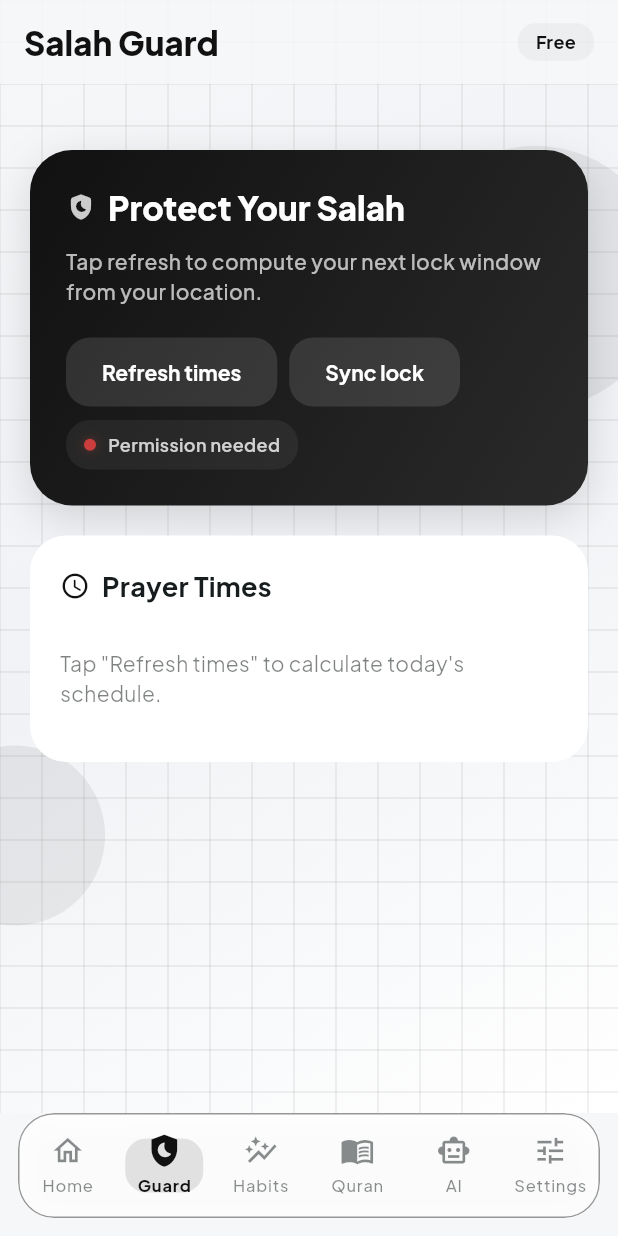
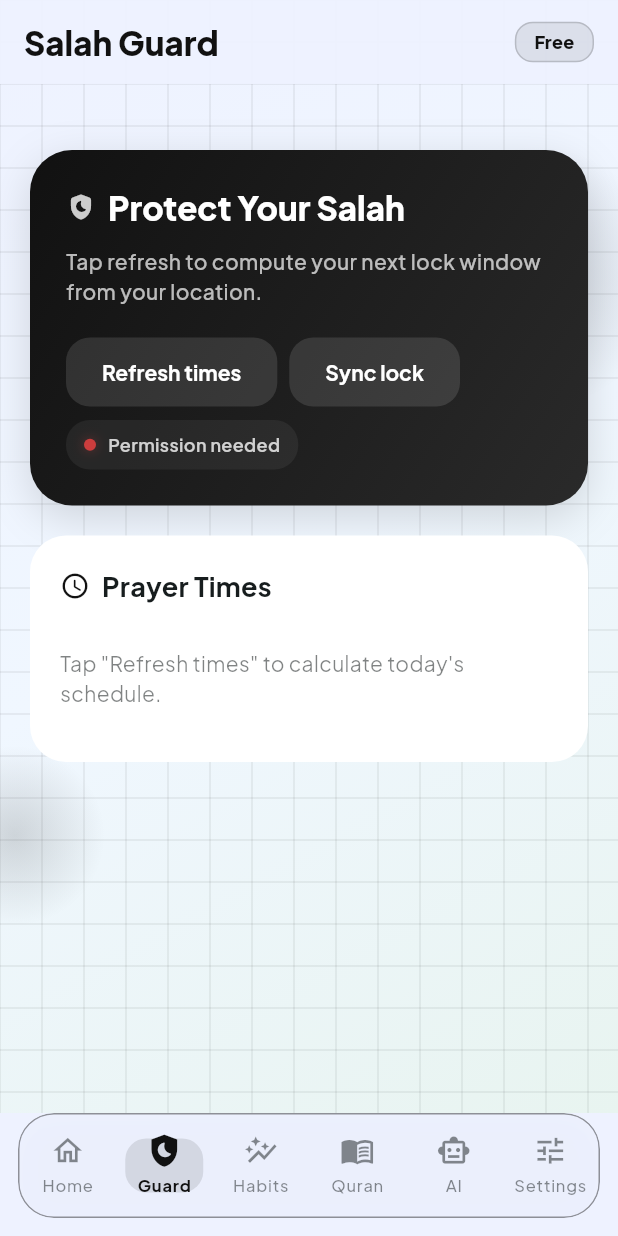
Before and after one commit to qaim-b/1deen, a Flutter app: the screen it shows after launch, after a tap on "Salah Guard", on a phone screen of 412 x 824 dp. Run offline on Flutter 3.47's test engine with Material 3 defaults, Android fonts, the phone set to English and light mode, and no system bars; our stand-ins replace geolocator, google_fonts, shared_preferences, supabase_flutter; missing offline and left inert: adhan_dart, device_calendar; accounts and stored records are empty.

Commit message:
feat(ui): premium redesign - rich backgrounds, solid cards, polished home
- Replace generic white/grey background with cool blue-indigo gradient (calm)
  and deep navy gradient (discipline) — no more generic app look
- Quick action cards: solid opaque backgrounds with accent-tinted fill,
  1.5px colored borders, accent-colored drop shadows, full-opacity text
- Hero panel: stronger gradient, proper opaque text, "Assalamu Alaikum"
  greeting, more vertical breathing room
- Status chips: visible colored border added so they read as actual chips
- System Status card: solid white/navy bg, status dot indicator, structured
  label|value rows with proper contrast
- Tip card: solid bg, icon in tinted pill container, full-contrast text
- Background orbs: RadialGradient (center glow → transparent) instead of flat
  near-invisible circle
- App bar badge (Free/Premium): stronger alpha fill + border, w800 weight
- Nav bar: calm theme color updated to match new blue-tinted background
- Dark discipline theme: pure black → deep navy (#080C10, #0F1520)

Co-Authored-By: Claude Sonnet 4.6 <noreply@anthropic.com>

```diff
--- a/app/lib/core/theme/app_colors.dart
+++ b/app/lib/core/theme/app_colors.dart
@@ -3,10 +3,10 @@ import 'package:flutter/material.dart';
 class AppColors {
   const AppColors._();
 
-  // Calm (Light): clean neutral + confidence green accent.
-  static const calmIvory = Color(0xFFF6F7F9);
-  static const calmSand = Color(0xFFE5E7EB);
-  static const calmSandLight = Color(0xFFF1F3F5);
+  // Calm (Light): cool blue-tinted base + confidence green accent.
+  static const calmIvory = Color(0xFFEEF2FF);
+  static const calmSand = Color(0xFFD4DCF0);
+  static const calmSandLight = Color(0xFFE8EEFF);
   static const calmTeal = Color(0xFF111111);
   static const calmTealLight = Color(0xFF2A2A2A);
   static const calmGold = Color(0xFF0F9D6E);
@@ -17,24 +17,24 @@ class AppColors {
   static const calmGlassWhite = Color(0x40FFFFFF);
   static const calmGlassBorder = Color(0x2AFFFFFF);
   static const calmDivider = Color(0x1A111111);
-  static const calmNavBar = Color(0xF2FFFFFF);
+  static const calmNavBar = Color(0xF0EDF1FF);
   static const calmNavIndicator = Color(0x14000000);
 
-  // Discipline (Dark): deep graphite + electric green accent.
-  static const disciplineCharcoal = Color(0xFF0A0A0A);
-  static const disciplineSlate = Color(0xFF141414);
-  static const disciplineSlateLighter = Color(0xFF212121);
+  // Discipline (Dark): deep navy + electric green accent.
+  static const disciplineCharcoal = Color(0xFF080C10);
+  static const disciplineSlate = Color(0xFF0F1520);
+  static const disciplineSlateLighter = Color(0xFF1A2333);
   static const disciplineEmber = Color(0xFF19C37D);
   static const disciplineEmberLight = Color(0xFF3CDE9A);
   static const disciplineMint = Color(0xFFB9FFD8);
   static const disciplineMintLight = Color(0xFFD9FFEC);
-  static const disciplineSurface = Color(0xFF121212);
+  static const disciplineSurface = Color(0xFF0F1520);
   static const disciplineGreen = Color(0xFF19C37D);
   static const disciplineRed = Color(0xFFFF6E6E);
   static const disciplineGlassBlack = Color(0x30000000);
   static const disciplineGlassBorder = Color(0x22FFFFFF);
   static const disciplineDivider = Color(0x22FFFFFF);
-  static const disciplineNavBar = Color(0xEE0B0B0B);
+  static const disciplineNavBar = Color(0xEE080C10);
   static const disciplineNavIndicator = Color(0x24FFFFFF);
   static const disciplineBorder = Color(0xFF2F2F2F);
 
--- a/app/lib/core/theme/app_gradients.dart
+++ b/app/lib/core/theme/app_gradients.dart
@@ -9,8 +9,8 @@ class AppGradients {
         begin: Alignment.topLeft,
         end: Alignment.bottomRight,
         colors: isDark
-            ? const [Color(0xFF0A0A0A), Color(0xFF101010), Color(0xFF151515)]
-            : const [Color(0xFFF6F7F9), Color(0xFFF0F2F5), Color(0xFFFFFFFF)],
+            ? const [Color(0xFF080C10), Color(0xFF0C1118), Color(0xFF0A0F15)]
+            : const [Color(0xFFEEF2FF), Color(0xFFF0F7FF), Color(0xFFE8F4F0)],
       );
 
   static LinearGradient heroCard({required bool isDark}) => LinearGradient(
--- a/app/lib/core/theme/app_theme.dart
+++ b/app/lib/core/theme/app_theme.dart
@@ -160,7 +160,7 @@ class AppTheme {
       scaffoldBackgroundColor: AppColors.calmIvory,
       appBarTheme: AppBarTheme(
         centerTitle: false,
-        backgroundColor: AppColors.calmIvory.withAlpha(220),
+        backgroundColor: Color(0xF0EEF2FF),
         surfaceTintColor: Colors.transparent,
         foregroundColor: AppColors.calmTeal,
         elevation: 0,
@@ -278,7 +278,7 @@ class AppTheme {
       scaffoldBackgroundColor: AppColors.disciplineCharcoal,
       appBarTheme: AppBarTheme(
         centerTitle: false,
-        backgroundColor: AppColors.disciplineCharcoal.withAlpha(230),
+        backgroundColor: Color(0xEE080C10),
         surfaceTintColor: Colors.transparent,
         elevation: 0,
         titleTextStyle: GoogleFonts.outfit(
--- a/app/lib/features/app_shell/presentation/app_shell.dart
+++ b/app/lib/features/app_shell/presentation/app_shell.dart
@@ -196,15 +196,19 @@ class _AppShellState extends State<AppShell> {
                   vertical: AppSpacing.xs,
                 ),
                 decoration: BoxDecoration(
-                  color: theme.colorScheme.primary.withAlpha(isPremium ? 20 : 10),
+                  color: theme.colorScheme.primary.withAlpha(isPremium ? 35 : 22),
                   borderRadius: AppRadii.borderSm,
+                  border: Border.all(
+                    color: theme.colorScheme.primary.withAlpha(isPremium ? 70 : 45),
+                  ),
                 ),
                 child: Text(
                   isPremium ? 'Premium' : 'Free',
                   style: TextStyle(
                     color: theme.colorScheme.primary,
-                    fontWeight: FontWeight.w700,
+                    fontWeight: FontWeight.w800,
                     fontSize: 12,
+                    letterSpacing: 0.2,
                   ),
                 ),
               ),
--- a/app/lib/features/home/presentation/home_tab.dart
+++ b/app/lib/features/home/presentation/home_tab.dart
@@ -99,26 +99,50 @@ class HomeTab extends StatelessWidget {
           const SizedBox(height: AppSpacing.lg),
           _Reveal(
             delayMs: 220,
-            child: Container(
+            child: Builder(builder: (context) {
+              final isDark = Theme.of(context).brightness == Brightness.dark;
+              final primary = Theme.of(context).colorScheme.primary;
+              return Container(
                 padding: const EdgeInsets.all(AppSpacing.md),
                 decoration: BoxDecoration(
-                color: theme.colorScheme.surface.withAlpha(175),
+                  color: isDark ? const Color(0xFF0F1520) : Colors.white,
                   borderRadius: AppRadii.borderMd,
-                border: Border.all(color: theme.colorScheme.onSurface.withAlpha(18)),
+                  border: Border.all(
+                    color: primary.withAlpha(isDark ? 50 : 40),
+                  ),
+                  boxShadow: [
+                    BoxShadow(
+                      color: Colors.black.withAlpha(isDark ? 30 : 8),
+                      blurRadius: 8,
+                      offset: const Offset(0, 2),
+                    ),
+                  ],
                 ),
                 child: Row(
                   children: [
-                  Icon(Icons.tips_and_updates_rounded, color: theme.colorScheme.primary),
+                    Container(
+                      padding: const EdgeInsets.all(7),
+                      decoration: BoxDecoration(
+                        color: primary.withAlpha(isDark ? 40 : 28),
+                        borderRadius: BorderRadius.circular(9),
+                      ),
+                      child: Icon(Icons.tips_and_updates_rounded, color: primary, size: 18),
+                    ),
                     const SizedBox(width: AppSpacing.sm),
                     Expanded(
                       child: Text(
                         'Best results: keep Guard strict during study/work blocks.',
-                      style: theme.textTheme.bodyMedium,
+                        style: Theme.of(context).textTheme.bodyMedium?.copyWith(
+                              color: isDark
+                                  ? Colors.white.withAlpha(200)
+                                  : const Color(0xFF111827).withAlpha(200),
+                            ),
                       ),
                     ),
                   ],
                 ),
-            ),
+              );
+            }),
           ),
           const SizedBox(height: AppSpacing.xxxl),
         ],
@@ -136,38 +160,65 @@ class _HeroPanel extends StatelessWidget {
   @override
   Widget build(BuildContext context) {
     final theme = Theme.of(context);
+    final isDark = theme.brightness == Brightness.dark;
+    final primary = theme.colorScheme.primary;
 
     return Container(
-      padding: const EdgeInsets.all(AppSpacing.lg),
+      padding: const EdgeInsets.symmetric(horizontal: AppSpacing.lg, vertical: AppSpacing.xl),
       decoration: BoxDecoration(
         gradient: LinearGradient(
-          colors: [
-            theme.colorScheme.primary.withAlpha(40),
-            theme.colorScheme.surface.withAlpha(170),
+          colors: isDark
+              ? [
+                  Color.lerp(const Color(0xFF0F1520), primary, 0.18)!,
+                  Color.lerp(const Color(0xFF080C10), primary, 0.06)!,
+                ]
+              : [
+                  Color.lerp(Colors.white, primary, 0.10)!,
+                  Color.lerp(const Color(0xFFEEF2FF), primary, 0.04)!,
                 ],
           begin: Alignment.topLeft,
           end: Alignment.bottomRight,
         ),
         borderRadius: AppRadii.borderLg,
-        border: Border.all(color: theme.colorScheme.primary.withAlpha(35)),
+        border: Border.all(
+          color: primary.withAlpha(isDark ? 55 : 45),
+          width: 1.5,
+        ),
+        boxShadow: [
+          BoxShadow(
+            color: primary.withAlpha(isDark ? 30 : 20),
+            blurRadius: 20,
+            offset: const Offset(0, 6),
+          ),
+        ],
       ),
       child: Column(
         crossAxisAlignment: CrossAxisAlignment.start,
         children: [
-          Text('Home', style: theme.textTheme.headlineSmall),
+          Text(
+            'Assalamu Alaikum',
+            style: theme.textTheme.headlineSmall?.copyWith(
+              color: isDark ? Colors.white : const Color(0xFF0D1117),
+            ),
+          ),
           const SizedBox(height: 6),
-          Text('Protect your salah and your attention.', style: theme.textTheme.bodyLarge),
-          const SizedBox(height: AppSpacing.md),
+          Text(
+            'Protect your salah and your attention.',
+            style: theme.textTheme.bodyLarge?.copyWith(
+              color: (isDark ? Colors.white : const Color(0xFF0D1117)).withAlpha(170),
+            ),
+          ),
+          const SizedBox(height: AppSpacing.lg),
           Row(
             children: [
               _StatusChip(
-                label: healthy ? 'Guard healthy' : 'Guard needs attention',
+                label: healthy ? 'Guard active' : 'Guard needs attention',
                 color: healthy ? const Color(0xFF2FA37C) : theme.colorScheme.error,
               ),
               const SizedBox(width: AppSpacing.sm),
               _StatusChip(
                 label: tier == SubscriptionTier.premium ? 'Premium' : 'Free plan',
-                color: theme.colorScheme.primary,
+                color: primary,
               ),
             ],
           ),
@@ -195,22 +246,37 @@ class _ShortcutCard extends StatelessWidget {
   @override
   Widget build(BuildContext context) {
     final theme = Theme.of(context);
+    final isDark = theme.brightness == Brightness.dark;
+    final cardBg = isDark
+        ? Color.lerp(const Color(0xFF0F1520), color, 0.08)!
+        : Color.lerp(Colors.white, color, 0.06)!;
+    final iconBg = color.withAlpha(isDark ? 45 : 30);
+    final borderColor = color.withAlpha(isDark ? 60 : 45);
+    final titleColor = isDark ? Colors.white : const Color(0xFF111827);
+    final subtitleColor = isDark
+        ? Colors.white.withAlpha(140)
+        : const Color(0xFF111827).withAlpha(140);
 
-    return InkWell(
+    return Material(
+      color: Colors.transparent,
       borderRadius: AppRadii.borderMd,
+      child: InkWell(
+        borderRadius: AppRadii.borderMd,
+        splashColor: color.withAlpha(30),
+        highlightColor: color.withAlpha(18),
         onTap: onTap,
         child: Ink(
           decoration: BoxDecoration(
+            color: cardBg,
             borderRadius: AppRadii.borderMd,
-          gradient: LinearGradient(
-            colors: [
-              color.withAlpha(35),
-              theme.colorScheme.surface.withAlpha(175),
+            border: Border.all(color: borderColor, width: 1.5),
+            boxShadow: [
+              BoxShadow(
+                color: color.withAlpha(isDark ? 25 : 18),
+                blurRadius: 12,
+                offset: const Offset(0, 4),
+              ),
             ],
-            begin: Alignment.topLeft,
-            end: Alignment.bottomRight,
-          ),
-          border: Border.all(color: color.withAlpha(70)),
           ),
           child: Padding(
             padding: const EdgeInsets.all(AppSpacing.md),
@@ -218,18 +284,25 @@ class _ShortcutCard extends StatelessWidget {
               crossAxisAlignment: CrossAxisAlignment.start,
               children: [
                 Container(
-                padding: const EdgeInsets.all(8),
+                  padding: const EdgeInsets.all(9),
                   decoration: BoxDecoration(
-                  color: color.withAlpha(35),
-                  borderRadius: BorderRadius.circular(10),
+                    color: iconBg,
+                    borderRadius: BorderRadius.circular(11),
                   ),
                   child: Icon(icon, color: color, size: 20),
                 ),
                 const Spacer(),
-              Text(title, style: theme.textTheme.titleSmall),
+                Text(
+                  title,
+                  style: theme.textTheme.titleSmall?.copyWith(color: titleColor, fontWeight: FontWeight.w700),
+                ),
                 const SizedBox(height: 3),
-              Text(subtitle, style: theme.textTheme.bodySmall),
+                Text(
+                  subtitle,
+                  style: theme.textTheme.bodySmall?.copyWith(color: subtitleColor),
+                ),
               ],
+            ),
           ),
         ),
       ),
@@ -245,11 +318,13 @@ class _StatusChip extends StatelessWidget {
 
   @override
   Widget build(BuildContext context) {
+    final isDark = Theme.of(context).brightness == Brightness.dark;
     return Container(
       padding: const EdgeInsets.symmetric(horizontal: AppSpacing.sm, vertical: 6),
       decoration: BoxDecoration(
-        color: color.withAlpha(26),
+        color: color.withAlpha(isDark ? 45 : 30),
         borderRadius: AppRadii.borderSm,
+        border: Border.all(color: color.withAlpha(isDark ? 80 : 60)),
       ),
       child: Text(
         label,
@@ -280,27 +355,62 @@ class _ReliabilityCard extends StatelessWidget {
     final lastLockEvent = (engineDiagnostics['lastLockEvent'] as String?)?.trim();
     final lastLockEventAgeMs = _readInt(engineDiagnostics['lastLockEventAgeMs']);
 
+    final isDark = theme.brightness == Brightness.dark;
+    final cardBg = isDark ? const Color(0xFF0F1520) : Colors.white;
+    final borderCol = isDark
+        ? Colors.white.withAlpha(22)
+        : const Color(0xFF111827).withAlpha(18);
+    final labelCol = isDark
+        ? Colors.white.withAlpha(120)
+        : const Color(0xFF111827).withAlpha(110);
+    final valueCol = isDark ? Colors.white.withAlpha(200) : const Color(0xFF111827);
+    final dotColor = engineHealthy ? const Color(0xFF2FA37C) : theme.colorScheme.error;
+
     return Container(
       padding: const EdgeInsets.all(AppSpacing.md),
       decoration: BoxDecoration(
-        color: theme.colorScheme.surface.withAlpha(165),
+        color: cardBg,
         borderRadius: AppRadii.borderMd,
-        border: Border.all(color: theme.colorScheme.onSurface.withAlpha(20)),
+        border: Border.all(color: borderCol),
+        boxShadow: [
+          BoxShadow(
+            color: Colors.black.withAlpha(isDark ? 40 : 10),
+            blurRadius: 8,
+            offset: const Offset(0, 2),
+          ),
+        ],
       ),
       child: Column(
         crossAxisAlignment: CrossAxisAlignment.start,
         children: [
-          Text('Reliability', style: theme.textTheme.titleSmall),
+          Row(
+            children: [
+              Container(
+                width: 8,
+                height: 8,
+                decoration: BoxDecoration(color: dotColor, shape: BoxShape.circle),
+              ),
+              const SizedBox(width: 8),
+              Text(
+                'System Status',
+                style: theme.textTheme.titleSmall?.copyWith(color: valueCol),
+              ),
+            ],
+          ),
           const SizedBox(height: AppSpacing.sm),
-          Text('Engine: ${engineHealthy ? 'healthy' : 'unhealthy'}', style: theme.textTheme.bodySmall),
-          Text('Last heartbeat: ${_formatAge(heartbeatAgeMs)}', style: theme.textTheme.bodySmall),
-          Text(
-            'Last lock event: ${lastLockEvent?.isNotEmpty == true ? lastLockEvent : 'n/a'} (${_formatAge(lastLockEventAgeMs)})',
-            style: theme.textTheme.bodySmall,
+          _DiagRow(label: 'Engine', value: engineHealthy ? 'Healthy' : 'Unhealthy', labelColor: labelCol, valueColor: engineHealthy ? const Color(0xFF2FA37C) : theme.colorScheme.error),
+          _DiagRow(label: 'Last heartbeat', value: _formatAge(heartbeatAgeMs), labelColor: labelCol, valueColor: valueCol),
+          _DiagRow(
+            label: 'Last lock',
+            value: lastLockEvent?.isNotEmpty == true ? '${lastLockEvent!} · ${_formatAge(lastLockEventAgeMs)}' : 'n/a',
+            labelColor: labelCol,
+            valueColor: valueCol,
           ),
-          Text(
-            'Last checked: ${lastCheckedAt?.toLocal().toString().split('.').first ?? 'n/a'}',
-            style: theme.textTheme.bodySmall?.copyWith(color: theme.colorScheme.onSurface.withAlpha(150)),
+          _DiagRow(
+            label: 'Checked',
+            value: lastCheckedAt?.toLocal().toString().split('.').first ?? 'n/a',
+            labelColor: labelCol,
+            valueColor: valueCol.withAlpha(150),
           ),
         ],
       ),
@@ -321,6 +431,39 @@ class _ReliabilityCard extends StatelessWidget {
     if (minutes < 60) return '${minutes}m ago';
     final hours = (minutes / 60).floor();
     return '${hours}h ago';
+  }
+}
+
+class _DiagRow extends StatelessWidget {
+  const _DiagRow({
+    required this.label,
+    required this.value,
+    required this.labelColor,
+    required this.valueColor,
+  });
+
+  final String label;
+  final String value;
+  final Color labelColor;
+  final Color valueColor;
+
+  @override
+  Widget build(BuildContext context) {
+    final theme = Theme.of(context);
+    return Padding(
+      padding: const EdgeInsets.only(top: 5),
+      child: Row(
+        children: [
+          SizedBox(
+            width: 110,
+            child: Text(label, style: theme.textTheme.bodySmall?.copyWith(color: labelColor)),
+          ),
+          Expanded(
+            child: Text(value, style: theme.textTheme.bodySmall?.copyWith(color: valueColor, fontWeight: FontWeight.w600)),
+          ),
+        ],
+      ),
+    );
   }
 }
 
--- a/app/lib/shared/widgets/gradient_scaffold.dart
+++ b/app/lib/shared/widgets/gradient_scaffold.dart
@@ -109,7 +109,12 @@ class _AnimatedOrbState extends State<_AnimatedOrb>
       height: widget.size,
       decoration: BoxDecoration(
         shape: BoxShape.circle,
-        color: widget.color.withAlpha(18),
+        gradient: RadialGradient(
+          colors: [
+            widget.color.withAlpha(38),
+            widget.color.withAlpha(0),
+          ],
+        ),
       ),
     );
   }
```
Lines whose indentation alone changed are shown as unchanged.
